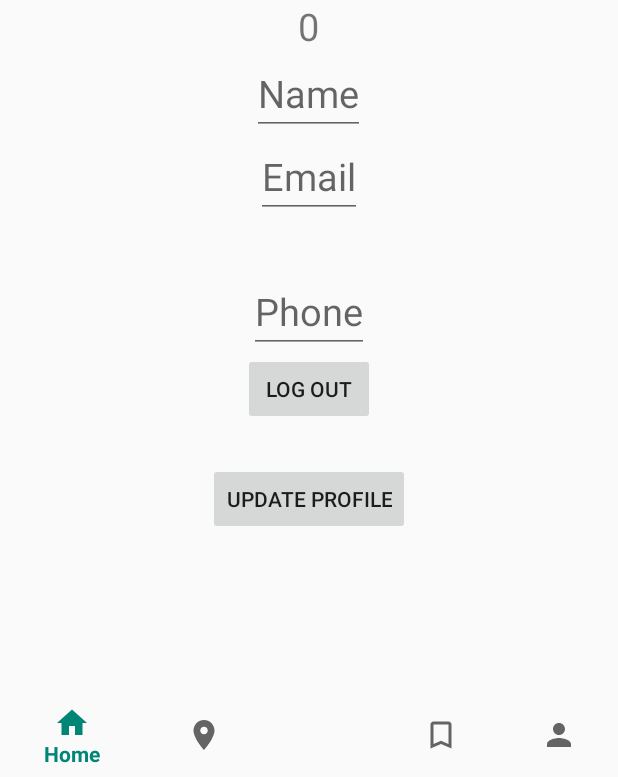
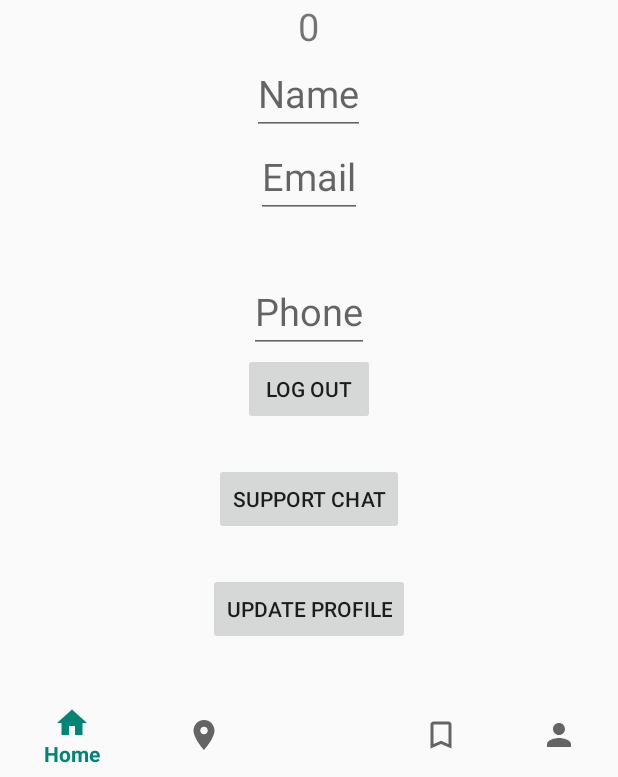
Before and after one commit to seeebbii/Quick_Fit, an Android app: the fragment ProfileFragment placed in its activity, on a phone screen of 412 x 824 dp, the part 459-1236 px from its top. Run offline under Robolectric (Android 15) with nearby library versions, the phone set to English and light mode, and no system bars; our stand-ins replace Picasso, Volley; network calls fail; pictures from the network do not load.

Commit message:
Added LiveChat to Application.

```diff
--- a/app/build.gradle
+++ b/app/build.gradle
@@ -29,6 +29,7 @@ dependencies {
     implementation 'androidx.constraintlayout:constraintlayout:1.1.3'
     implementation 'androidx.cardview:cardview:1.0.0'
     implementation 'com.google.android.material:material:1.0.0'
+    implementation 'com.amitshekhar.android:android-networking:1.0.2'
     implementation 'com.android.support:design:28.0.0'
     implementation 'com.google.code.gson:gson:2.8.6'
     implementation 'com.google.android.gms:play-services-location:17.0.0'
--- a/app/src/main/java/com/example/quickfit/ProfileSettings/ProfileFragment.java
+++ b/app/src/main/java/com/example/quickfit/ProfileSettings/ProfileFragment.java
@@ -41,6 +41,7 @@ import com.android.volley.TimeoutError;
 import com.android.volley.VolleyError;
 import com.android.volley.toolbox.StringRequest;
 import com.android.volley.toolbox.Volley;
+import com.example.quickfit.ChatActivity;
 import com.example.quickfit.DashboardActivity;
 import com.example.quickfit.MainActivity;
 import com.example.quickfit.R;
@@ -59,7 +60,7 @@ public class ProfileFragment extends Fragment {
     ImageView userImage;
     TextView id, statusCode;
     EditText name, email, phone;
-    Button btnLogOut, updateProfileBtn;
+    Button btnLogOut, updateProfileBtn, btnchat;
     private final int IMAGE_REQUEST = 1;
     Bitmap userImageBitmap;
     String url;
@@ -76,6 +77,7 @@ public class ProfileFragment extends Fragment {
     public void onViewCreated(@NonNull View view, @Nullable Bundle savedInstanceState) {
         userImage = view.findViewById(R.id.userImage);
         btnLogOut = view.findViewById(R.id.btnLogOut);
+        btnchat = view.findViewById(R.id.btnChat);
 
         url = SharedPref.getPreferences("user_image", getContext());
         url = url.replace(" ", "%20");
@@ -122,11 +124,21 @@ public class ProfileFragment extends Fragment {
             }
         });
 
+
+
         updateProfileBtn.setOnClickListener(new View.OnClickListener() {
             @Override
             public void onClick(View view) {
 
                 updateProfile();
+            }
+        });
+
+        btnchat.setOnClickListener(new View.OnClickListener() {
+            @Override
+            public void onClick(View view) {
+                Intent intent = new Intent(getContext() , ChatActivity.class);
+                startActivity(intent);
             }
         });
 
--- a/app/src/main/res/layout/fragment_profile.xml
+++ b/app/src/main/res/layout/fragment_profile.xml
@@ -1,4 +1,9 @@
 <?xml version="1.0" encoding="utf-8"?>
+<ScrollView xmlns:android="http://schemas.android.com/apk/res/android"
+    android:id="@+id/scrollView"
+    android:layout_width="match_parent"
+    android:layout_height="match_parent"
+    android:fillViewport="true">
 <RelativeLayout xmlns:android="http://schemas.android.com/apk/res/android"
     xmlns:tools="http://schemas.android.com/tools"
     android:layout_width="match_parent"
@@ -66,10 +71,21 @@
     <Button
         android:layout_width="wrap_content"
         android:layout_height="wrap_content"
-        android:layout_below="@+id/btnLogOut"
+        android:id="@+id/btnChat"
+        android:layout_below="@id/btnLogOut"
+        android:text="Support Chat"
+        android:layout_marginTop="25dp"
+        android:layout_centerHorizontal="true" />
+
+    <Button
+        android:layout_width="wrap_content"
+        android:layout_height="wrap_content"
+        android:layout_below="@+id/btnChat"
         android:layout_centerHorizontal="true"
         android:layout_marginTop="25dp"
         android:text="Update Profile"
         android:id="@+id/updateProfileBtn"/>
 
 </RelativeLayout>
+
+</ScrollView>
```
Also changed, not shown: app/src/main/AndroidManifest.xml (+6 -3 lines), app/src/main/java/com/example/quickfit/ChatActivity.java (added, +112 -0 lines), app/src/main/java/com/example/quickfit/Services/ChatAdapter.java (added, +71 -0 lines), app/src/main/res/layout/activity_chat.xml (added, +33 -0 lines), app/src/main/res/layout/row_model.xml (added, +21 -0 lines).
